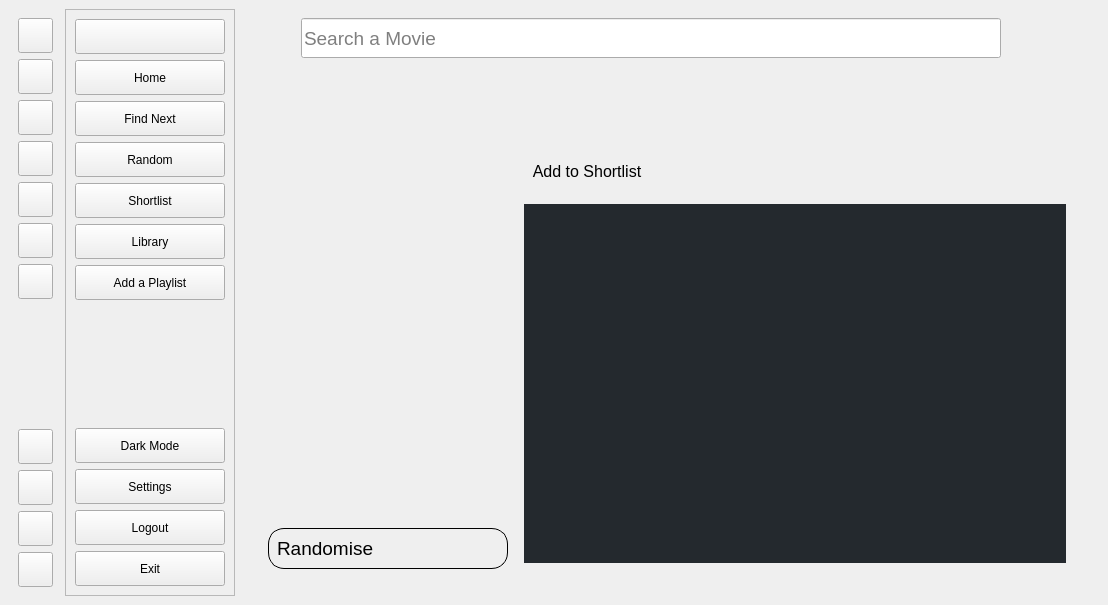
First picture: the form in UI/ui_main.ui, repository lakshya076/Cinematch, before the edit.
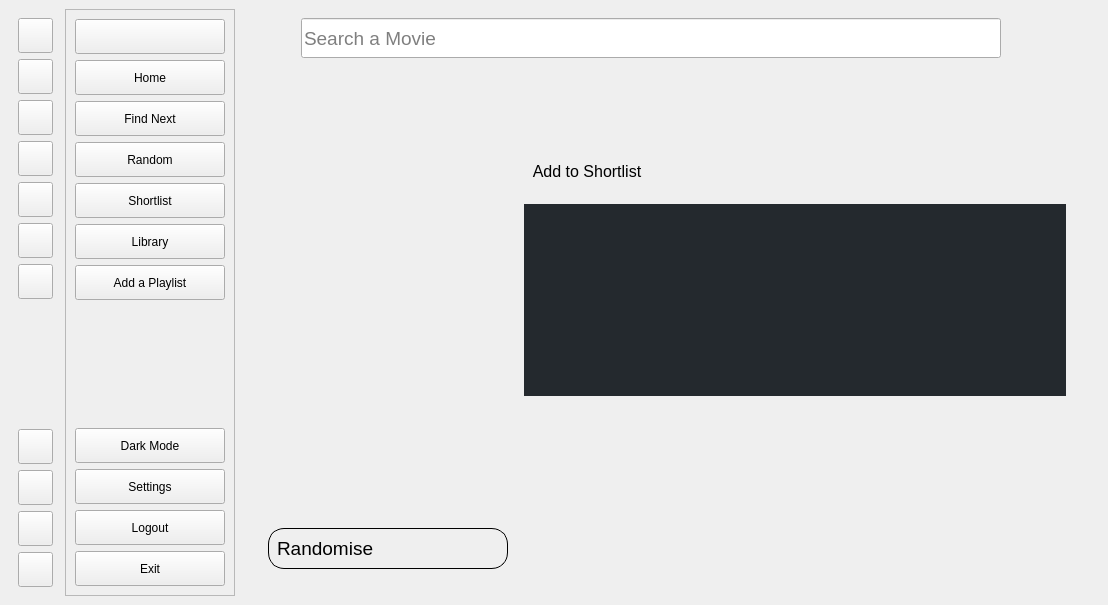
Second picture: the form after the edit. Icons and pictures are not drawn. Custom widgets are drawn as their Qt base class.

Commit message: modifying random movie feature

```diff
--- a/UI/ui_main.ui
+++ b/UI/ui_main.ui
@@ -1615,6 +1615,47 @@
                                    </property>
                                </widget>
                            </item>
+                           <item>
+                               <widget class="QLabel" name="random_genre">
+                                   <property name="minimumSize">
+                                       <size>
+                                           <width>0</width>
+                                           <height>40</height>
+                                       </size>
+                                   </property>
+                                   <property name="maximumSize">
+                                       <size>
+                                           <width>16777215</width>
+                                           <height>40</height>
+                                       </size>
+                                   </property>
+                                   <property name="styleSheet">
+                                       <string notr="true">font:14pt;</string>
+                                   </property>
+                                   <property name="text">
+                                       <string/>
+                                   </property>
+                                   <property name="alignment">
+                                       <set>Qt::AlignLeading|Qt::AlignLeft|Qt::AlignVCenter</set>
+                                   </property>
+                                   <property name="wordWrap">
+                                       <bool>true</bool>
+                                   </property>
+                               </widget>
+                           </item>
+                           <item>
+                               <spacer name="verticalSpacer_11">
+                                   <property name="orientation">
+                                       <enum>Qt::Vertical</enum>
+                                   </property>
+                                   <property name="sizeHint" stdset="0">
+                                       <size>
+                                           <width>20</width>
+                                           <height>40</height>
+                                       </size>
+                                   </property>
+                               </spacer>
+                           </item>
                        </layout>
                    </item>
                </layout>
```
Left out of the diff: 6 changed lines with no effect on the pictures. The commit also changes 2 other files.
